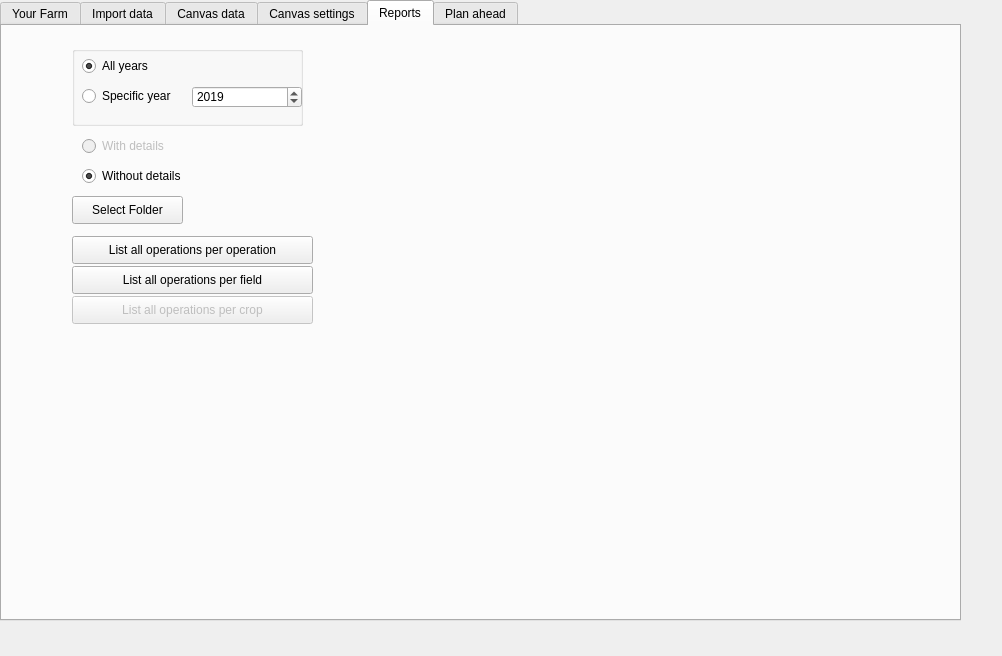
Old version of the form GeoDataFarm_dockwidget_base.ui in the repository axelande/geodatafarm3.
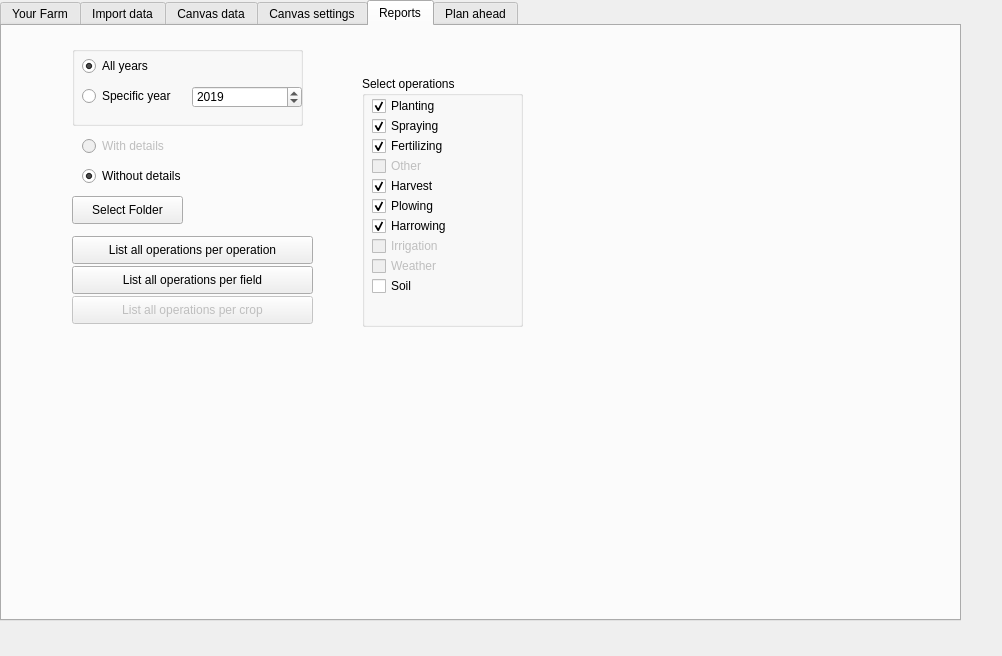
New version of the form. The open tabs and pages were chosen to show the change. Custom widgets are drawn as their Qt base class.

Commit message: Added a filter function for different operation.

Patch:
```diff
--- a/GeoDataFarm_dockwidget_base.ui
+++ b/GeoDataFarm_dockwidget_base.ui
@@ -3961,6 +3961,188 @@
        </property>
       </widget>
      </widget>
+     <widget class="QGroupBox" name="groupBox_4">
+      <property name="geometry">
+       <rect>
+        <x>360</x>
+        <y>50</y>
+        <width>161</width>
+        <height>251</height>
+       </rect>
+      </property>
+      <property name="title">
+       <string>Select operations</string>
+      </property>
+      <widget class="QCheckBox" name="CBPlanting">
+       <property name="geometry">
+        <rect>
+         <x>10</x>
+         <y>20</y>
+         <width>131</width>
+         <height>20</height>
+        </rect>
+       </property>
+       <property name="text">
+        <string>Planting</string>
+       </property>
+       <property name="checked">
+        <bool>true</bool>
+       </property>
+      </widget>
+      <widget class="QCheckBox" name="CBSpraying">
+       <property name="geometry">
+        <rect>
+         <x>10</x>
+         <y>40</y>
+         <width>131</width>
+         <height>20</height>
+        </rect>
+       </property>
+       <property name="text">
+        <string>Spraying</string>
+       </property>
+       <property name="checked">
+        <bool>true</bool>
+       </property>
+      </widget>
+      <widget class="QCheckBox" name="CBFertilizing">
+       <property name="geometry">
+        <rect>
+         <x>10</x>
+         <y>60</y>
+         <width>131</width>
+         <height>20</height>
+        </rect>
+       </property>
+       <property name="text">
+        <string>Fertilizing</string>
+       </property>
+       <property name="checked">
+        <bool>true</bool>
+       </property>
+      </widget>
+      <widget class="QCheckBox" name="CBHarvest">
+       <property name="geometry">
+        <rect>
+         <x>10</x>
+         <y>100</y>
+         <width>131</width>
+         <height>20</height>
+        </rect>
+       </property>
+       <property name="text">
+        <string>Harvest</string>
+       </property>
+       <property name="checked">
+        <bool>true</bool>
+       </property>
+      </widget>
+      <widget class="QCheckBox" name="CBPlowing">
+       <property name="geometry">
+        <rect>
+         <x>10</x>
+         <y>120</y>
+         <width>131</width>
+         <height>20</height>
+        </rect>
+       </property>
+       <property name="text">
+        <string>Plowing</string>
+       </property>
+       <property name="checked">
+        <bool>true</bool>
+       </property>
+      </widget>
+      <widget class="QCheckBox" name="CBHarrowing">
+       <property name="geometry">
+        <rect>
+         <x>10</x>
+         <y>140</y>
+         <width>131</width>
+         <height>20</height>
+        </rect>
+       </property>
+       <property name="text">
+        <string>Harrowing</string>
+       </property>
+       <property name="checked">
+        <bool>true</bool>
+       </property>
+      </widget>
+      <widget class="QCheckBox" name="CBSoil">
+       <property name="geometry">
+        <rect>
+         <x>10</x>
+         <y>200</y>
+         <width>131</width>
+         <height>20</height>
+        </rect>
+       </property>
+       <property name="text">
+        <string>Soil</string>
+       </property>
+       <property name="checked">
+        <bool>false</bool>
+       </property>
+      </widget>
+      <widget class="QCheckBox" name="CBOther">
+       <property name="enabled">
+        <bool>false</bool>
+       </property>
+       <property name="geometry">
+        <rect>
+         <x>10</x>
+         <y>80</y>
+         <width>131</width>
+         <height>20</height>
+        </rect>
+       </property>
+       <property name="text">
+        <string>Other</string>
+       </property>
+       <property name="checked">
+        <bool>false</bool>
+       </property>
+      </widget>
+      <widget class="QCheckBox" name="CBIrrigation">
+       <property name="enabled">
+        <bool>false</bool>
+       </property>
+       <property name="geometry">
+        <rect>
+         <x>10</x>
+         <y>160</y>
+         <width>131</width>
+         <height>20</height>
+        </rect>
+       </property>
+       <property name="text">
+        <string>Irrigation</string>
+       </property>
+       <property name="checked">
+        <bool>false</bool>
+       </property>
+      </widget>
+      <widget class="QCheckBox" name="CBWeather">
+       <property name="enabled">
+        <bool>false</bool>
+       </property>
+       <property name="geometry">
+        <rect>
+         <x>10</x>
+         <y>180</y>
+         <width>131</width>
+         <height>20</height>
+        </rect>
+       </property>
+       <property name="text">
+        <string>Weather</string>
+       </property>
+       <property name="checked">
+        <bool>false</bool>
+       </property>
+      </widget>
+     </widget>
     </widget>
     <widget class="QWidget" name="tab_31">
      <attribute name="title">
```
The commit also changes 1 other file.
